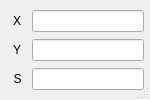
Qt form src/gui/ui/gotoDlg.ui (cunqinglan/OpenROAD_LRF) before a commit.
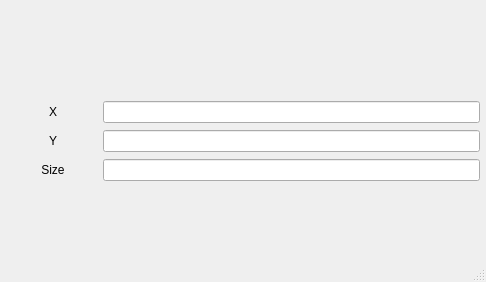
The same form after that commit.

Commit message: Add goto feature

```diff
--- a/src/gui/ui/gotoDlg.ui
+++ b/src/gui/ui/gotoDlg.ui
@@ -12,8 +12,8 @@
    <rect>
     <x>0</x>
     <y>0</y>
-    <width>150</width>
-    <height>100</height>
+    <width>486</width>
+    <height>282</height>
    </rect>
   </property>
   <property name="minimumSize">
@@ -86,7 +86,10 @@
       <number>2</number>
      </property>
      <item>
-      <layout class="QHBoxLayout" name="horizontalLayout_2" stretch="1,5">
+      <layout class="QHBoxLayout" name="horizontalLayout_2" stretch="1,4">
+       <property name="spacing">
+        <number>3</number>
+       </property>
        <property name="leftMargin">
         <number>2</number>
        </property>
@@ -124,7 +127,10 @@
       </layout>
      </item>
      <item>
-      <layout class="QHBoxLayout" name="horizontalLayout" stretch="1,5">
+      <layout class="QHBoxLayout" name="horizontalLayout" stretch="1,4">
+       <property name="spacing">
+        <number>3</number>
+       </property>
        <property name="leftMargin">
         <number>2</number>
        </property>
@@ -162,7 +168,10 @@
       </layout>
      </item>
      <item>
-      <layout class="QHBoxLayout" name="horizontalLayout_3" stretch="1,5">
+      <layout class="QHBoxLayout" name="horizontalLayout_3" stretch="1,4">
+       <property name="spacing">
+        <number>3</number>
+       </property>
        <property name="leftMargin">
         <number>2</number>
        </property>
@@ -198,7 +207,7 @@
             <number>0</number>
            </property>
            <property name="text">
-            <string>S</string>
+            <string>Size</string>
            </property>
            <property name="alignment">
             <set>Qt::AlignCenter</set>
```
Left out of the diff: 33 changed lines with no effect on the pictures. The commit also changes 6 other files.
